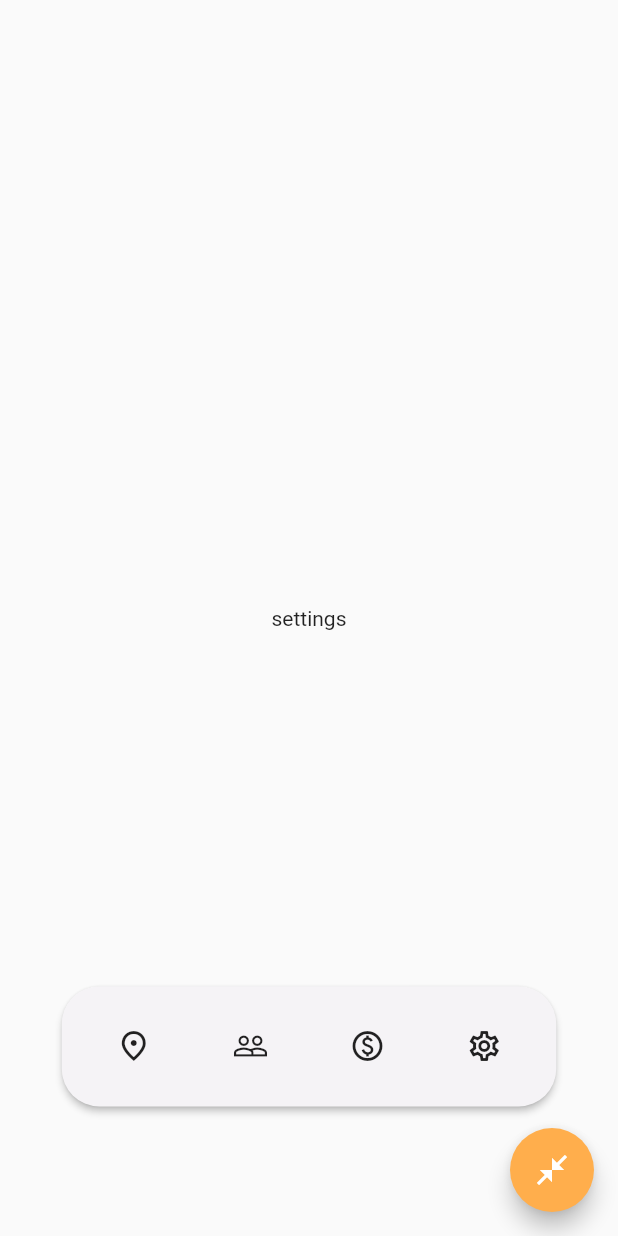
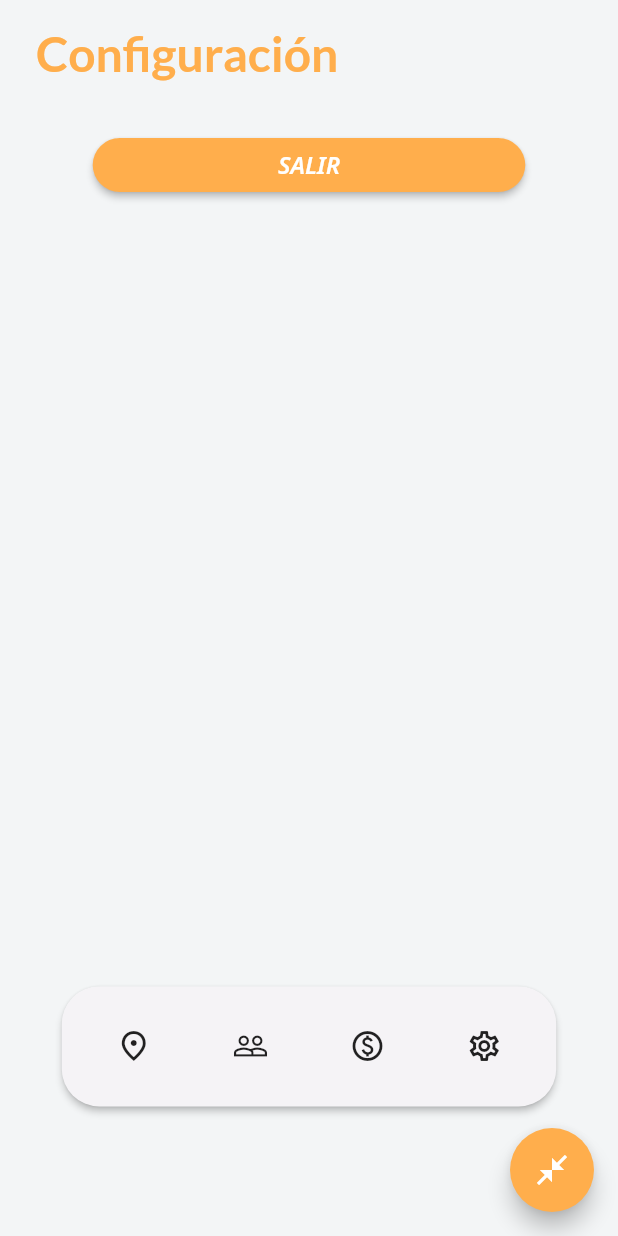
Before and after one commit to zelmop/where_to_go, a Flutter app: the HomeView screen opened by its route, swiped to page 4, on a phone screen of 412 x 824 dp. Run offline on Flutter 3.47's test engine with Material 2 defaults, Android fonts, the phone set to English and light mode, and no system bars; our stand-ins replace dio, flutter_dotenv, google_maps_flutter, location, stacked, stacked_core and 1 more.

Commit message:
settings view

```diff
--- a/lib/viewmodels/views/initial_view.viewmodel.dart
+++ b/lib/viewmodels/views/initial_view.viewmodel.dart
@@ -12,6 +12,6 @@ class InitialViewViewModel extends BaseViewModel {
   }
 
   Future<void> onNavigateToHomeView() async {
-    await _navigationService.navigateTo(Routes.homeView);
+    await _navigationService.pushNamedAndRemoveUntil(Routes.homeView);
   }
 }
--- /dev/null
+++ b/lib/viewmodels/views/settings_view.viewmodel.dart
@@ -0,0 +1,16 @@
+import 'package:stacked/stacked.dart';
+import 'package:stacked_services/stacked_services.dart';
+import 'package:where_to_go/app/app.locator.dart';
+import 'package:where_to_go/app/app.router.dart';
+
+class SettingsViewViewModel extends BaseViewModel {
+  late NavigationService _naviationService;
+
+  SettingsViewViewModel() {
+    _naviationService = locator<NavigationService>();
+  }
+
+  Future<void> onLogOut() async {
+    await _naviationService.pushNamedAndRemoveUntil(Routes.initialView);
+  }
+}
--- a/lib/viewmodels/views/views.dart
+++ b/lib/viewmodels/views/views.dart
@@ -3,3 +3,4 @@ export 'package:where_to_go/viewmodels/views/home_view.viewmodel.dart';
 export 'package:where_to_go/viewmodels/views/initial_view.viewmodel.dart';
 export 'package:where_to_go/viewmodels/views/payment_view.viewmodel.dart';
 export 'package:where_to_go/viewmodels/views/search_view.viewmodel.dart';
+export 'package:where_to_go/viewmodels/views/settings_view.viewmodel.dart';
--- a/lib/views/settings.view.dart
+++ b/lib/views/settings.view.dart
@@ -1,4 +1,7 @@
 import 'package:flutter/material.dart';
+import 'package:stacked/stacked.dart';
+import 'package:ui_components/ui_components.dart';
+import 'package:where_to_go/viewmodels/viewmodels.dart';
 
 class SettingsView extends StatefulWidget {
   const SettingsView({super.key});
@@ -10,8 +13,32 @@ class SettingsView extends StatefulWidget {
 class _SettingsViewState extends State<SettingsView> {
   @override
   Widget build(BuildContext context) {
-    return const Center(
-      child: Text('settings')
+    var size = MediaQuery.of(context).size;
+
+    return ViewModelBuilder<SettingsViewViewModel>.reactive(
+      viewModelBuilder: () => SettingsViewViewModel(),
+      builder: (context, viewModel, child) => Container(
+        color: ColorConstants.primaryGrey,
+        padding: const EdgeInsets.symmetric(vertical: 16, horizontal: 24),
+        child: Column(
+          children: [
+            Header(
+              color: ColorConstants.primaryColor,
+              fontStyle: FontStyle.normal,
+              fontWeight: FontWeight.w700,
+              text: 'Configuración',
+              width: size.width
+            ),
+            GapsContants.extraLargeVerticalGap,
+            LargeButton(
+              color: ColorConstants.primaryColor,
+              onPressed: () async => await viewModel.onLogOut(),
+              text: 'SALIR',
+              width: size.width * .7
+            )
+          ]
+        )
+      )
     );
   }
 }
```
